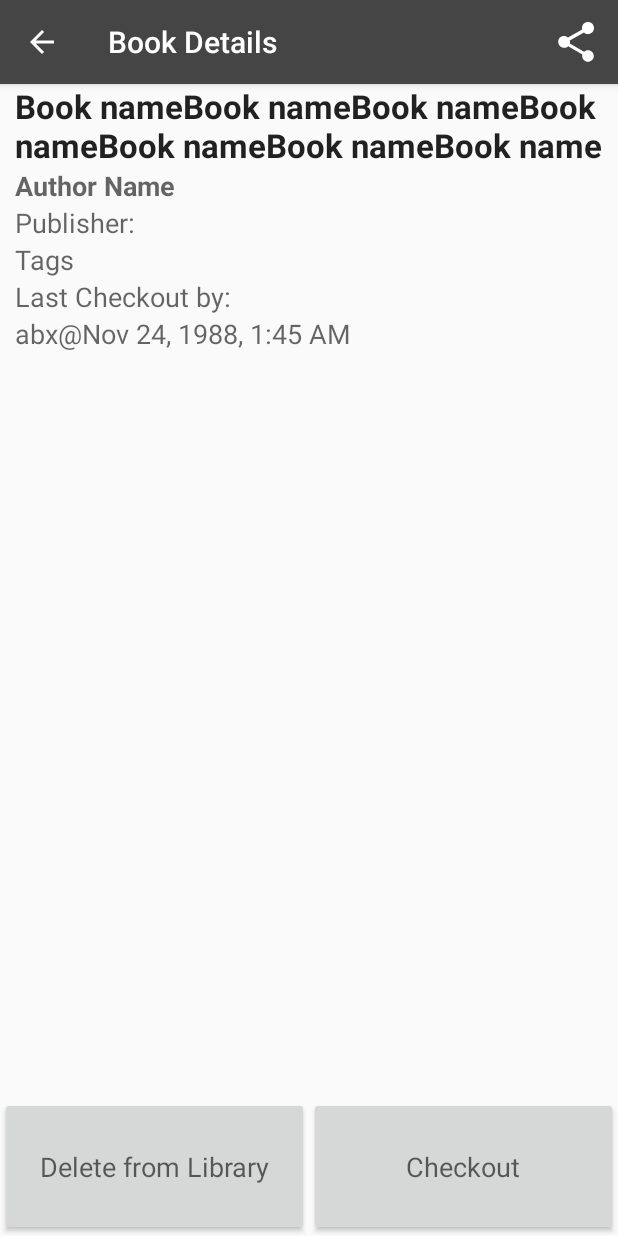
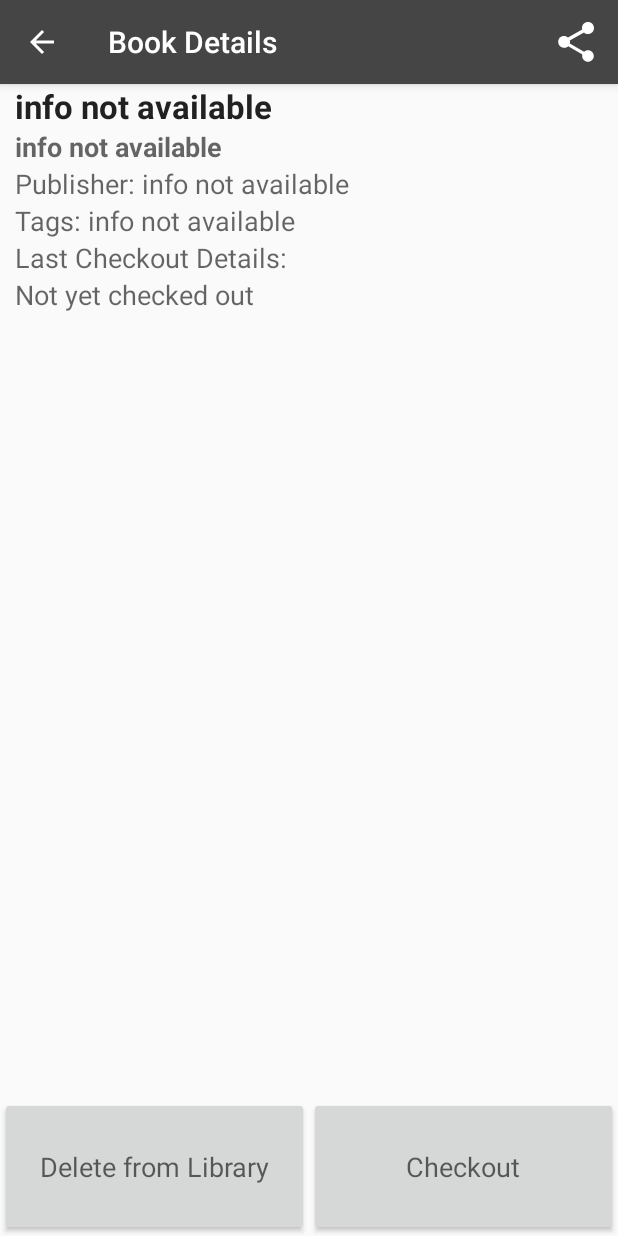
Before and after one commit to TriumphantAkash/LibraryAssistant, an Android app: the BookDetailsActivity screen opened directly, with no data from a screen before it, on a phone screen of 412 x 824 dp. Run offline under Robolectric (Android 15) with nearby library versions, the phone set to English and light mode, and no system bars; libraries missing offline, so code that uses them is left out: retrofit.client; 8 statements that could not run were skipped.

Commit message:
checkout works

```diff
--- a/app/src/main/java/triumphantakash/github/io/librarymanager/Activities/BookDetailsActivity.java
+++ b/app/src/main/java/triumphantakash/github/io/librarymanager/Activities/BookDetailsActivity.java
@@ -16,6 +16,9 @@ import android.widget.Button;
 import android.widget.EditText;
 import android.widget.TextView;
 import android.widget.Toast;
+
+import java.text.SimpleDateFormat;
+import java.util.Date;
 
 import retrofit.Callback;
 import retrofit.RestAdapter;
@@ -51,8 +54,7 @@ public class BookDetailsActivity extends AppCompatActivity {
         deleteBookButton = (Button)findViewById(R.id.deleteButton);
 
         //feed data to text fields
-        authorName.setText(receivedBook.getBookAuthor());
-        title.setText(receivedBook.getBookTitle());
+        feedData();
 
         getSupportActionBar().setHomeButtonEnabled(true);
         getSupportActionBar().setDisplayHomeAsUpEnabled(true);
@@ -79,7 +81,23 @@ public class BookDetailsActivity extends AppCompatActivity {
                             Toast.makeText(BookDetailsActivity.this, "Invalid name input\nCould not checkout", Toast.LENGTH_SHORT).show();
                         }else{
                             //call correesponding web service for checkout
-                            Toast.makeText(BookDetailsActivity.this, "Book checked out by: "+enteredName+" at @", Toast.LENGTH_SHORT).show();
+                            String currentDateandTime = new SimpleDateFormat("yyyy-MM-dd HH:mm:ss").format(new Date());
+                            receivedBook.setLastCheckedOut(currentDateandTime);
+                            receivedBook.setLastCheckedOutBy(enteredName);
+                            String[] urlsParts = receivedBook.getBookURL().split("/");
+                            libraryService.updateBook(urlsParts[2], receivedBook, new Callback<Object>() {
+                                @Override
+                                public void success(Object o, Response response) {
+                                    Log.i("HAHA", "success"+response.toString());
+                                    feedData();
+                                }
+
+                                @Override
+                                public void failure(RetrofitError error) {
+                                    Log.i("HAHA", "error in checkout book" + error);
+                                }
+                            });
+                            Toast.makeText(BookDetailsActivity.this, "Book checked out by: "+enteredName+" @ "+currentDateandTime, Toast.LENGTH_SHORT).show();
                         }
                     }
                 });
@@ -164,4 +182,39 @@ public class BookDetailsActivity extends AppCompatActivity {
         intent.putExtra(Intent.EXTRA_TEXT, receivedBook.getBookTitle()+" by "+receivedBook.getBookAuthor());
         return intent;
     }
+
+    public void feedData(){
+        String str = receivedBook.getBookAuthor();
+        if(str == null) {
+            authorName.setText("info not available");
+        }else{
+            authorName.setText(str);
+        }
+        str = receivedBook.getBookTitle();
+        if(str == null) {
+            title.setText("info not available");
+        }else{
+            title.setText(str);
+        }
+        str = receivedBook.getBookPublisher();
+        if(str == null) {
+            publisher.setText("info not available");
+        }else{
+            publisher.setText(str);
+        }
+
+        str = receivedBook.getBookCatagories();
+        if(str == null) {
+            tags.setText("info not available");
+        }else{
+            tags.setText(str);
+        }
+
+        str = receivedBook.getLastCheckedOut();
+        if(str == null) {
+            checkoutDetails.setText("Not yet checked out");
+        }else{
+            checkoutDetails.setText(str);
+        }
+    }
 }
--- a/app/src/main/java/triumphantakash/github/io/librarymanager/services/LibraryService.java
+++ b/app/src/main/java/triumphantakash/github/io/librarymanager/services/LibraryService.java
@@ -5,6 +5,7 @@ import retrofit.http.Body;
 import retrofit.http.DELETE;
 import retrofit.http.GET;
 import retrofit.http.POST;
+import retrofit.http.PUT;
 import retrofit.http.Path;
 import triumphantakash.github.io.librarymanager.models.Book;
 
@@ -21,4 +22,7 @@ public interface LibraryService {
 
     @DELETE("/books/{book_no}")
     public void deleteBook(@Path("book_no") String book_no, Callback<?>callback);
+
+    @PUT("/books/{book_no}")
+    public void updateBook(@Path("book_no") String book_no, @Body Object object, Callback<?>callback);
 }
--- a/app/src/main/res/layout/activity_book_details.xml
+++ b/app/src/main/res/layout/activity_book_details.xml
@@ -15,7 +15,7 @@
             android:layout_height="wrap_content"
             android:textStyle="bold"
             android:textAppearance="?android:attr/textAppearanceLarge"
-            android:text="Book nameBook nameBook nameBook nameBook nameBook nameBook name"
+            android:text="Book Name"
             android:id="@+id/bookName" />
 
         <TextView
@@ -26,29 +26,55 @@
             android:text="Author Name"
             android:id="@+id/authorName" />
 
+        <LinearLayout xmlns:android="http://schemas.android.com/apk/res/android"
+            android:layout_width="match_parent"
+            android:layout_height="wrap_content"
+            android:orientation="horizontal"
+            android:weightSum="100">
+            <TextView
+                android:layout_width="wrap_content"
+                android:layout_height="wrap_content"
+                android:textAppearance="?android:attr/textAppearanceMedium"
+                android:text="Publisher: "
+                android:id="@+id/publisherHeading" />
+
+                <TextView
+                    android:layout_width="wrap_content"
+                    android:layout_height="wrap_content"
+                    android:textAppearance="?android:attr/textAppearanceMedium"
+                    android:text=""
+                    android:id="@+id/publisher" />
+            </LinearLayout>
+
+        <LinearLayout xmlns:android="http://schemas.android.com/apk/res/android"
+            android:layout_width="match_parent"
+            android:layout_height="wrap_content"
+            android:orientation="horizontal"
+            android:weightSum="100">
+            <TextView
+                android:layout_width="wrap_content"
+                android:layout_height="wrap_content"
+                android:textAppearance="?android:attr/textAppearanceMedium"
+                android:text="Tags: "
+                android:id="@+id/tagsHeading" />
+
+            <TextView
+                android:layout_width="wrap_content"
+                android:layout_height="wrap_content"
+                android:textAppearance="?android:attr/textAppearanceMedium"
+                android:text=""
+                android:id="@+id/tags" />
+        </LinearLayout>
         <TextView
             android:layout_width="match_parent"
             android:layout_height="wrap_content"
             android:textAppearance="?android:attr/textAppearanceMedium"
-            android:text="Publisher: "
-            android:id="@+id/publisher" />
-        <TextView
-            android:layout_width="match_parent"
-            android:layout_height="wrap_content"
-            android:textAppearance="?android:attr/textAppearanceMedium"
-            android:text="Tags"
-            android:id="@+id/tags" />
-        <TextView
-            android:layout_width="match_parent"
-            android:layout_height="wrap_content"
-            android:textAppearance="?android:attr/textAppearanceMedium"
-            android:text="Last Checkout by:"
+            android:text="Last Checkout Details:"
             android:id="@+id/checkoutHeading" />
         <TextView
             android:layout_width="match_parent"
             android:layout_height="wrap_content"
             android:textAppearance="?android:attr/textAppearanceMedium"
-            android:text="abx@Nov 24, 1988, 1:45 AM"
             android:id="@+id/checkoutDetails" />
 
 
```
Also changed, not shown: app/src/main/res/layout/activity_add_book.xml (+5 -5 lines).
